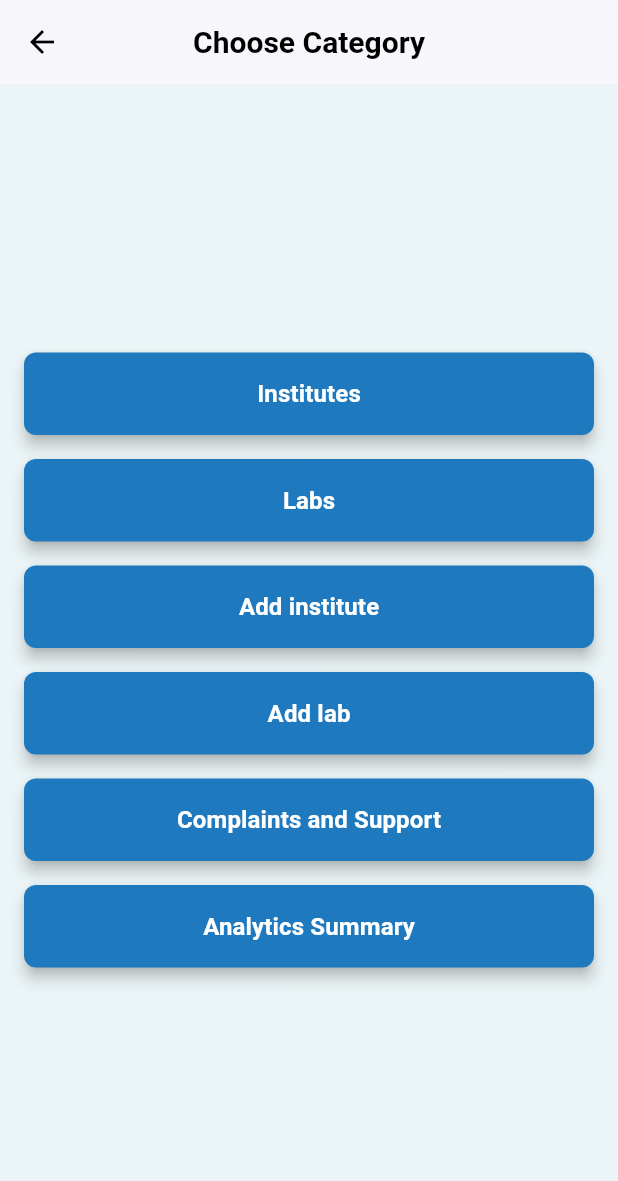
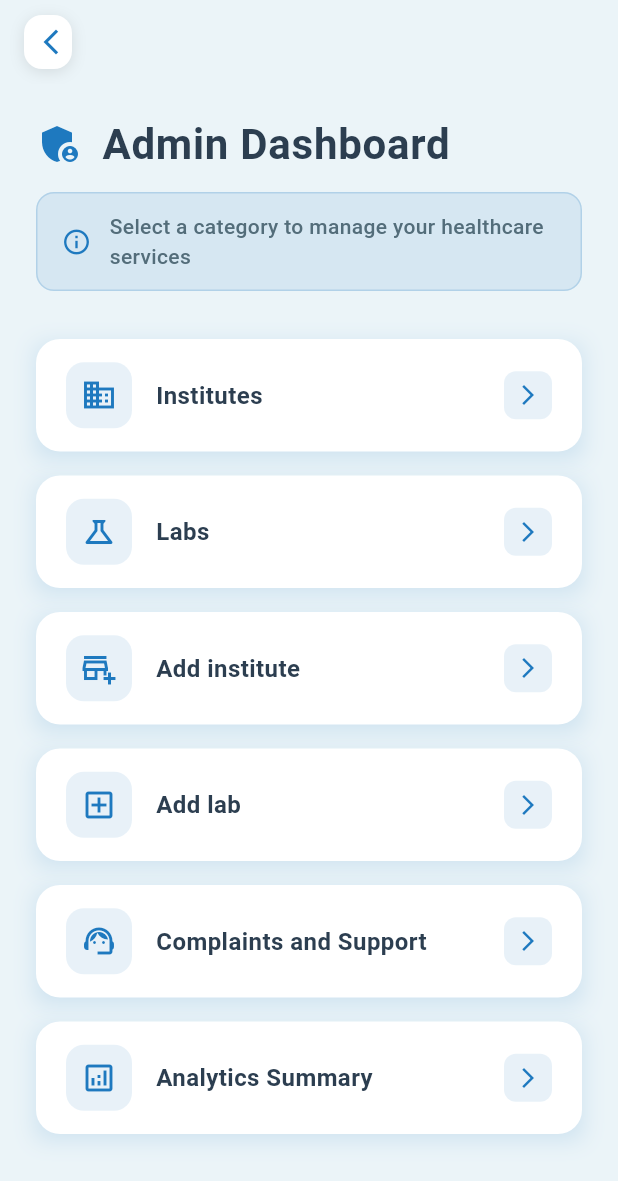
Before and after one commit to reservebly/medichive_admin_algorina, a Flutter app: the ChooseCategoryPage screen opened by its route, on a phone screen of 412 x 824 dp. Shown: the top 1181 px of the screen. Run offline on Flutter 3.47's test engine with Material 3 defaults, Android fonts, the phone set to English and light mode, and no system bars; Roboto replaces fonts that are missing (Arial).

Commit message:
update category dart

```diff
--- a/lib/categories.dart
+++ b/lib/categories.dart
@@ -3,37 +3,106 @@ import 'package:flutter/material.dart';
 class ChooseCategoryPage extends StatelessWidget {
   const ChooseCategoryPage({super.key});
 
+  static const Color primaryBlue = Color(0xFF1E79BF);
+  static const Color backgroundBlue = Color.fromRGBO(235, 244, 248, 1.0);
+
   @override
   Widget build(BuildContext context) {
     return Scaffold(
-      backgroundColor: const Color.from(alpha: 1, red: 0.922, green: 0.957, blue: 0.965),
+      backgroundColor: backgroundBlue,
+      extendBodyBehindAppBar: true,
       appBar: AppBar(
-        backgroundColor: const Color.fromARGB(255, 255, 255, 255),
-        elevation: 1,
-        leading: IconButton(
-          icon: const Icon(Icons.arrow_back, color: Colors.black),
+        backgroundColor: Colors.transparent,
+        elevation: 0,
+        leading: Padding(
+          padding: const EdgeInsets.only(left: 8.0),
+          child: IconButton(
+            icon: Container(
+              padding: const EdgeInsets.all(8),
+              decoration: BoxDecoration(
+                color: Colors.white,
+                borderRadius: BorderRadius.circular(12),
+                boxShadow: [
+                  BoxShadow(
+                    color: Colors.black.withOpacity(0.1),
+                    blurRadius: 8,
+                    offset: const Offset(0, 2),
+                  ),
+                ],
+              ),
+              child: const Icon(Icons.arrow_back_ios_new, color: primaryBlue, size: 20),
+            ),
             onPressed: () {
-            Navigator.pop(context); // Go back to SelectRoleScreen
+              Navigator.pop(context);
             },
-        ),
-        title: const Text(
-          "Choose Category",
-          style: TextStyle(
-            color: Colors.black,
-            fontWeight: FontWeight.bold,
           ),
         ),
       ),
-      body: Center(
+      body: SafeArea(
         child: SingleChildScrollView(
-          padding: const EdgeInsets.all(16.0),
+          child: Padding(
+            padding: const EdgeInsets.fromLTRB(24.0, 20.0, 24.0, 32.0),
             child: Column(
+              crossAxisAlignment: CrossAxisAlignment.start,
               children: [
-              _buildCategoryButton(context, "Institutes", navigateTo: '/instituteList'),
+                const Row(
+                  children: [
+                    Icon(
+                      Icons.admin_panel_settings,
+                      color: primaryBlue,
+                      size: 32,
+                    ),
+                    SizedBox(width: 12),
+                    Text(
+                      "Admin Dashboard",
+                      style: TextStyle(
+                        fontSize: 28,
+                        fontWeight: FontWeight.bold,
+                        color: Color(0xFF2C3E50),
+                        letterSpacing: 0.5,
+                      ),
+                    ),
+                  ],
+                ),
+                const SizedBox(height: 12),
+                Container(
+                  padding: const EdgeInsets.symmetric(horizontal: 16, vertical: 12),
+                  decoration: BoxDecoration(
+                    color: primaryBlue.withOpacity(0.1),
+                    borderRadius: BorderRadius.circular(12),
+                    border: Border.all(color: primaryBlue.withOpacity(0.2)),
+                  ),
+                  child: const Row(
+                    children: [
+                      Icon(Icons.info_outline, color: primaryBlue, size: 20),
+                      SizedBox(width: 12),
+                      Expanded(
+                        child: Text(
+                          "Select a category to manage your healthcare services",
+                          style: TextStyle(
+                            fontSize: 14,
+                            color: Color(0xFF536D7A),
+                            fontWeight: FontWeight.w500,
+                          ),
+                        ),
+                      ),
+                    ],
+                  ),
+                ),
+                const SizedBox(height: 32),
+                _buildCategoryButton(
+                  context,
+                  "Institutes",
+                  navigateTo: '/instituteList',
+                ),
                 const SizedBox(height: 16),
                 _buildCategoryButton(context, "Labs", navigateTo: '/labList'),
                 const SizedBox(height: 16),
-              _buildCategoryButton(context, "Add institute", navigateTo: '/addInstitute'),
+                _buildCategoryButton(
+                  context,
+                  "Add institute",
+                  navigateTo: '/addInstitute',
+                ),
                 const SizedBox(height: 16),
                 _buildCategoryButton(context, "Add lab", navigateTo: '/addLab'),
                 const SizedBox(height: 16),
@@ -52,33 +121,98 @@ class ChooseCategoryPage extends StatelessWidget {
             ),
           ),
         ),
+      ),
     );
   }
 
-  static Widget _buildCategoryButton(BuildContext context, String title,
-      {String? navigateTo}) {
-    return SizedBox(
+  static Widget _buildCategoryButton(
+    BuildContext context,
+    String title, {
+    String? navigateTo,
+  }) {
+    IconData getIcon() {
+      switch (title.toLowerCase()) {
+        case 'institutes':
+          return Icons.business_outlined;
+        case 'labs':
+          return Icons.science_outlined;
+        case 'add institute':
+          return Icons.add_business_outlined;
+        case 'add lab':
+          return Icons.add_box_outlined;
+        case 'complaints and support':
+          return Icons.support_agent_outlined;
+        case 'analytics summary':
+          return Icons.analytics_outlined;
+        default:
+          return Icons.arrow_forward_ios;
+      }
+    }
+
+    return Container(
       width: double.infinity,
-      child: ElevatedButton(
-        style: ElevatedButton.styleFrom(
-          backgroundColor: const Color(0xFF1E79BF),
-          padding: const EdgeInsets.symmetric(vertical: 16),
-          shape: RoundedRectangleBorder(
-            borderRadius: BorderRadius.circular(8),
+      height: 75,
+      decoration: BoxDecoration(
+        boxShadow: [
+          BoxShadow(
+            color: primaryBlue.withOpacity(0.15),
+            offset: const Offset(0, 4),
+            blurRadius: 12,
           ),
-          elevation: 4,
+        ],
       ),
-        onPressed: () {
+      child: Material(
+        color: Colors.white,
+        borderRadius: BorderRadius.circular(16),
+        child: InkWell(
+          borderRadius: BorderRadius.circular(16),
+          onTap: () {
             if (navigateTo != null) {
               Navigator.pushNamed(context, navigateTo);
             }
           },
+          child: Container(
+            padding: const EdgeInsets.symmetric(horizontal: 20),
+            child: Row(
+              children: [
+                Container(
+                  padding: const EdgeInsets.all(10),
+                  decoration: BoxDecoration(
+                    color: primaryBlue.withOpacity(0.1),
+                    borderRadius: BorderRadius.circular(12),
+                  ),
+                  child: Icon(
+                    getIcon(),
+                    color: primaryBlue,
+                    size: 24,
+                  ),
+                ),
+                const SizedBox(width: 16),
+                Expanded(
                   child: Text(
                     title,
                     style: const TextStyle(
                       fontSize: 16,
-            fontWeight: FontWeight.bold,
-            color: Colors.white,
+                      fontWeight: FontWeight.w600,
+                      color: Color(0xFF2C3E50),
+                      letterSpacing: 0.3,
+                    ),
+                  ),
+                ),
+                Container(
+                  padding: const EdgeInsets.all(8),
+                  decoration: BoxDecoration(
+                    color: primaryBlue.withOpacity(0.1),
+                    borderRadius: BorderRadius.circular(8),
+                  ),
+                  child: const Icon(
+                    Icons.arrow_forward_ios,
+                    color: primaryBlue,
+                    size: 16,
+                  ),
+                ),
+              ],
+            ),
           ),
         ),
       ),
```
Lines whose indentation alone changed are shown as unchanged.
